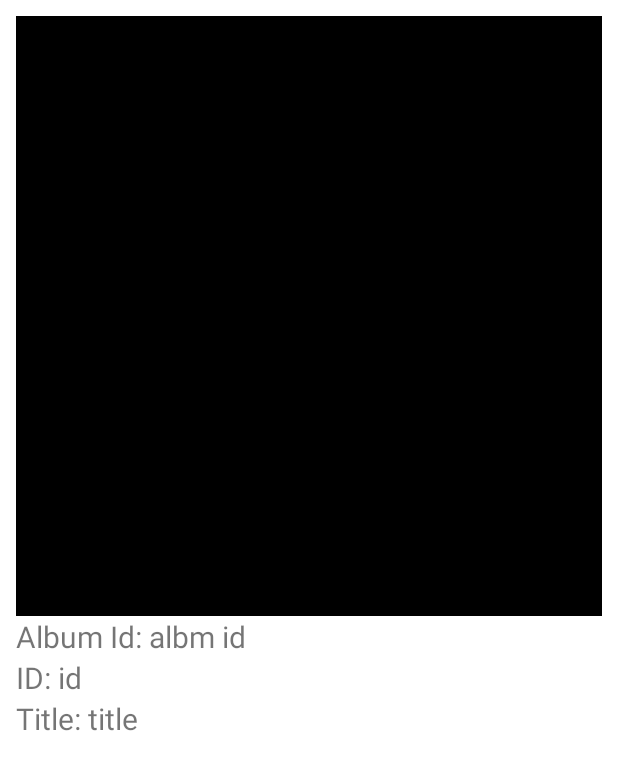
After one commit to amolgadge663/RetroRecy_K, an Android app: the layout activity_details.xml on its own in the app's theme, with its tools: preview values and no code run, on a phone screen of 412 x 824 dp. The commit adds this screen. Shown: the top 770 px of the screen. Run offline under Robolectric (Android 15) with nearby library versions, the phone set to English and light mode, and no system bars.

Commit message:
Stars new activity with all details pull from adapter using putExtra method from Intent

```diff
--- a/app/build.gradle
+++ b/app/build.gradle
@@ -38,6 +38,7 @@ dependencies {
     implementation 'androidx.appcompat:appcompat:1.3.0'
     implementation 'com.google.android.material:material:1.3.0'
     implementation 'androidx.constraintlayout:constraintlayout:2.0.4'
+    implementation 'androidx.legacy:legacy-support-v4:1.0.0'
     testImplementation 'junit:junit:4.+'
     androidTestImplementation 'androidx.test.ext:junit:1.1.2'
     androidTestImplementation 'androidx.test.espresso:espresso-core:3.3.0'
--- a/app/src/main/AndroidManifest.xml
+++ b/app/src/main/AndroidManifest.xml
@@ -11,6 +11,7 @@
         android:roundIcon="@mipmap/ic_launcher_round"
         android:supportsRtl="true"
         android:theme="@style/Theme.RetroRecy">
+        <activity android:name=".DetailsActivity"></activity>
         <activity android:name=".MainActivity">
             <intent-filter>
                 <action android:name="android.intent.action.MAIN" />
--- /dev/null
+++ b/app/src/main/res/layout/activity_details.xml
@@ -0,0 +1,81 @@
+<?xml version="1.0" encoding="utf-8"?>
+<ScrollView xmlns:android="http://schemas.android.com/apk/res/android"
+    xmlns:app="http://schemas.android.com/apk/res-auto"
+    xmlns:tools="http://schemas.android.com/tools"
+    android:layout_width="match_parent"
+    android:layout_height="match_parent"
+    android:padding="5dp"
+    tools:context=".DetailsActivity">
+
+    <androidx.constraintlayout.widget.ConstraintLayout
+        android:layout_width="match_parent"
+        android:layout_height="wrap_content"
+        android:padding="5dp">
+
+        <ImageView
+            android:id="@+id/full_img"
+            android:layout_width="match_parent"
+            android:layout_height="400dp"
+            android:scaleType="fitXY"
+            app:layout_constraintEnd_toEndOf="parent"
+            app:layout_constraintStart_toStartOf="parent"
+            app:layout_constraintTop_toTopOf="parent"
+            tools:src="@color/black" />
+
+        <TextView
+            android:id="@+id/alb"
+            android:layout_width="wrap_content"
+            android:layout_height="wrap_content"
+            android:text="Album Id: "
+            android:textSize="@dimen/txt20sp"
+            app:layout_constraintStart_toStartOf="parent"
+            app:layout_constraintTop_toBottomOf="@+id/full_img" />
+
+        <TextView
+            android:id="@+id/tv_albm_id"
+            android:layout_width="wrap_content"
+            android:layout_height="wrap_content"
+            android:textSize="@dimen/txt20sp"
+            app:layout_constraintStart_toEndOf="@+id/alb"
+            app:layout_constraintTop_toBottomOf="@+id/full_img"
+            tools:text="albm id" />
+
+        <TextView
+            android:id="@+id/iid"
+            android:layout_width="wrap_content"
+            android:layout_height="wrap_content"
+            android:text="ID: "
+            android:textSize="@dimen/txt20sp"
+            app:layout_constraintStart_toStartOf="parent"
+            app:layout_constraintTop_toBottomOf="@+id/alb" />
+
+        <TextView
+            android:id="@+id/tv_id"
+            android:layout_width="wrap_content"
+            android:layout_height="wrap_content"
+            android:textSize="@dimen/txt20sp"
+            app:layout_constraintStart_toEndOf="@+id/iid"
+            app:layout_constraintTop_toBottomOf="@+id/tv_albm_id"
+            tools:text="id" />
+
+        <TextView
+            android:id="@+id/tl"
+            android:layout_width="wrap_content"
+            android:layout_height="wrap_content"
+            android:text="Title: "
+            android:textSize="@dimen/txt20sp"
+            app:layout_constraintStart_toStartOf="parent"
+            app:layout_constraintTop_toBottomOf="@+id/iid" />
+
+        <TextView
+            android:id="@+id/tv_ttl"
+            android:layout_width="wrap_content"
+            android:layout_height="wrap_content"
+            android:textSize="@dimen/txt20sp"
+            app:layout_constraintStart_toEndOf="@+id/tl"
+            app:layout_constraintTop_toBottomOf="@+id/tv_id"
+            tools:text="title" />
+
+    </androidx.constraintlayout.widget.ConstraintLayout>
+
+</ScrollView>
--- /dev/null
+++ b/app/src/main/res/values-night/dimens.xml
@@ -0,0 +1,4 @@
+<?xml version="1.0" encoding="utf-8"?>
+<resources>
+    <dimen name="txt20sp">20sp</dimen>
+</resources>
--- /dev/null
+++ b/app/src/main/res/values/dimens.xml
@@ -0,0 +1,4 @@
+<?xml version="1.0" encoding="utf-8"?>
+<resources>
+    <dimen name="txt20sp">20sp</dimen>
+</resources>
--- a/app/src/main/res/values/strings.xml
+++ b/app/src/main/res/values/strings.xml
@@ -3,4 +3,6 @@
     <string name="album_id">Album Id:</string>
     <string name="id">Id:</string>
     <string name="title">Title:</string>
+    <!-- TODO: Remove or change this placeholder text -->
+    <string name="hello_blank_fragment">Hello blank fragment</string>
 </resources>
```
Also changed, not shown: app/src/main/java/com/amolsoftwares/retrorecy/DetailsActivity.kt (added, +37 -0 lines), app/src/main/java/com/amolsoftwares/retrorecy/DetailsFragment.kt (added, +19 -0 lines), app/src/main/java/com/amolsoftwares/retrorecy/adapter/PhotosAdapter.kt (+18 -1 lines), app/src/main/res/layout/fragment_details.xml (added, +14 -0 lines).
